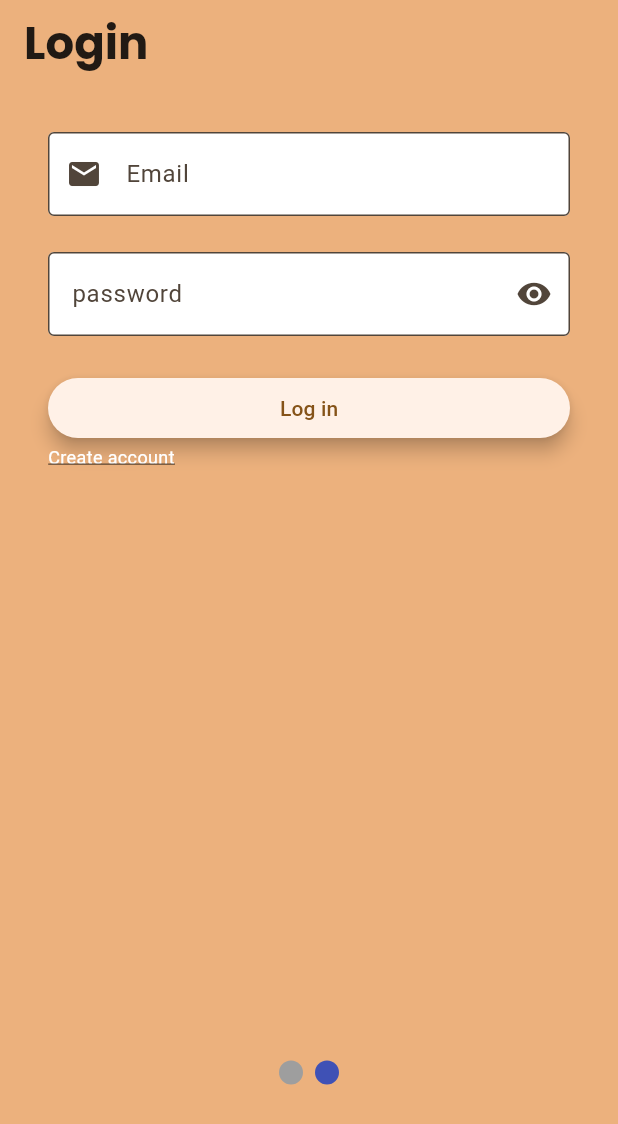
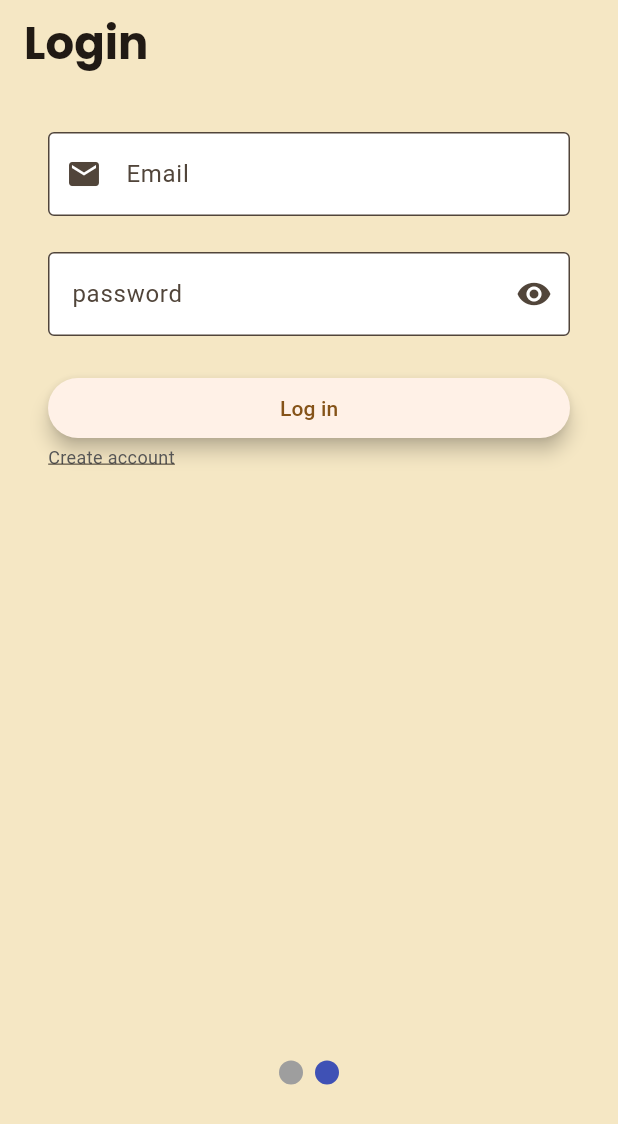
Before and after one commit to UCD-193AB-ws24/CycleGuardFrontend, a Flutter app: the screen it shows after launch, after a tap on "Get Started", on a phone screen of 412 x 824 dp. Shown: the top 1124 px of the screen. Run offline on Flutter 3.47's test engine with Material 3 defaults, Android fonts, the phone set to English and light mode, and no system bars; drawn by our look-alikes of smooth_page_indicator; our stand-ins replace fl_chart, flutter_blue_plus, flutter_dotenv, flutter_svg, fluttertoast, get and 7 more; missing offline and left inert: dart:ffi, flutter_polyline_points; network calls fail.

Commit message:
Changed login and start page based on feedback from our graphic designer.

```diff
--- a/lib/pages/login_page.dart
+++ b/lib/pages/login_page.dart
@@ -119,14 +119,14 @@ class LoginFormState extends State<LoginPage> {
   @override
   Widget build(BuildContext context) {
     return Scaffold(
-      backgroundColor: Color.fromARGB(255, 236, 177, 125),
+      backgroundColor: Color(0xFFF5E7C4),
       appBar: AppBar(
         title: Text(
                     'Login',
                     style: GoogleFonts.poppins(
                       textStyle: poppinsStyle
                     )),
-        backgroundColor: Color.fromARGB(255, 236, 177, 125),
+        backgroundColor: Color(0xFFF5E7C4),
       ),
       body: Center(
           child: ListView(
@@ -152,7 +152,7 @@ class LoginFormState extends State<LoginPage> {
                   'Create account',
                   style: TextStyle(
                     fontSize: 12,
-                    color: Colors.white,
+                    color: Color(0xFF555555),
                     decoration: TextDecoration.underline,
                   ),
                 ),
--- a/lib/pages/start_page.dart
+++ b/lib/pages/start_page.dart
@@ -5,35 +5,57 @@ import 'package:flutter_svg/flutter_svg.dart';
 // import '../main.dart';
 
 class StartPage extends StatelessWidget {
-  @override
   final PageController pageController;
   StartPage(this.pageController);
+
+  @override
   Widget build(BuildContext context) {
-    final poppinsStyle = TextStyle(fontSize: 60,fontWeight: FontWeight.bold);
+    double screenWidth = MediaQuery.of(context).size.width;
+    double screenHeight = MediaQuery.of(context).size.height;
+
     return Scaffold(
-      //backgroundColor: Color(0xFFD6D5C9),
-      backgroundColor: Color.fromARGB(255, 236, 177, 125),
-      body: Center(
+      backgroundColor: Color(0xFFF5E7C4),
+      body: Stack(
+        children: [
+          Positioned(
+            left: screenWidth * (-0.9), // Shift the logo 20% to the left
+            top: screenHeight * 0.05, // Adjust this to set the top position
+            child: SvgPicture.asset(
+              'assets/cg_logomark.svg',
+              width: screenWidth * 0.4,  // Logo width based on screen width (60% of screen width)
+              height: screenHeight * 0.95,  // Logo height based on screen height (30% of screen height)
+              colorFilter: ColorFilter.mode(
+                Color(0xFFFFCC80),
+                BlendMode.srcIn,
+              ),
+            ),
+          ),
+          Center(
             child: Column(
               mainAxisAlignment: MainAxisAlignment.center,
               children: [
-
                 Text(
                   "CycleGuard",
                   style: GoogleFonts.poppins(
-                textStyle: poppinsStyle,
+                    textStyle: TextStyle(
+                      fontSize: 60,
+                      fontWeight: FontWeight.bold,
+                      color: Color(0xFF555555),
                     ),
                   ),
-            SizedBox(height: 40),
-            ClipRRect(
-              borderRadius: BorderRadius.circular(200),
-              child: SvgPicture.asset(
-                'assets/cg_logomark.svg',
-                width: 300,
-                height: 300,
+                ),
+                Text(
+                  "Ready to Ride?",
+                  style: GoogleFonts.poppins(
+                    textStyle: TextStyle(
+                      fontSize: 24,
+                      fontWeight: FontWeight.w500,
+                      color: Color(0xFF555555),
                     ),
                   ),
-            SizedBox(height: 50),
+                ),
+                SizedBox(height: 75),
+
                 ElevatedButton(
                   onPressed: () {
                     pageController.nextPage(
@@ -53,6 +75,8 @@ class StartPage extends StatelessWidget {
               ],
             ),
           ),
+        ],
+      ),
     );
   }
 }
```
Also changed, not shown: pubspec.lock. Lines whose indentation alone changed are shown as unchanged.
